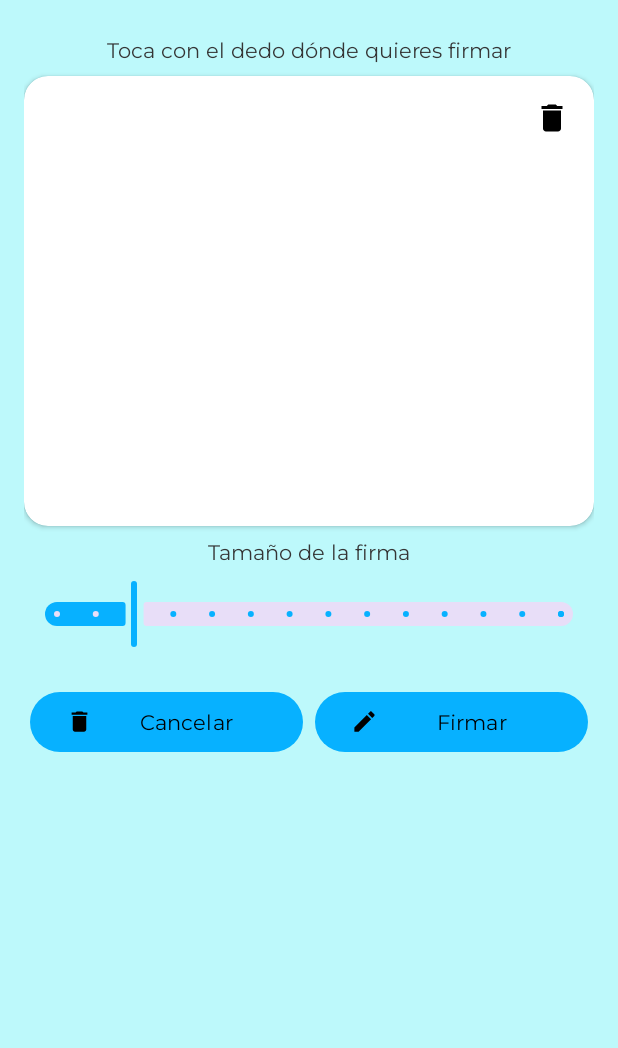
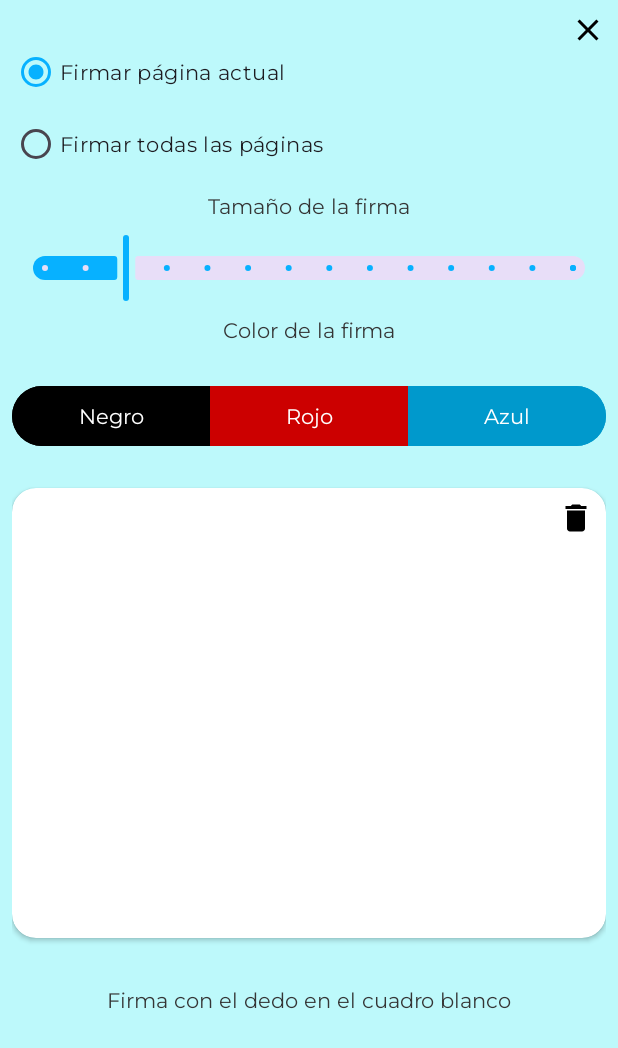
Before and after one commit to chemecador/SignPDF, an Android app: the layout dialog_signature.xml on its own in the app's theme, with its tools: preview values and no code run, on a phone screen of 412 x 824 dp. Shown: the top 1048 px of the screen. Run offline under Robolectric (Android 15) with nearby library versions, the phone set to English and light mode, and no system bars.

Commit message:
Enhanced dialog_signature.xml
Choose the number of pages, the size and the color of your signature

```diff
--- a/app/src/main/java/com/chemecador/signpdf/ui/view/MainActivity.kt
+++ b/app/src/main/java/com/chemecador/signpdf/ui/view/MainActivity.kt
@@ -20,7 +20,6 @@ class MainActivity : AppCompatActivity() {
         enableEdgeToEdge()
         binding = ActivityMainBinding.inflate(layoutInflater)
         setContentView(binding.root)
-        setSupportActionBar(binding.toolbar)
         val navHostFragment =
             supportFragmentManager.findFragmentById(binding.navHostFragment.id) as NavHostFragment
         navHostFragment.navController.navigate(R.id.selectFileFragment)
--- a/app/src/main/java/com/chemecador/signpdf/ui/view/util/DrawingView.kt
+++ b/app/src/main/java/com/chemecador/signpdf/ui/view/util/DrawingView.kt
@@ -71,6 +71,11 @@ class DrawingView(context: Context, attrs: AttributeSet) : View(context, attrs)
         drawListener = listener
     }
 
+    fun setSignatureColor(color: Int) {
+        paint.color = color
+        invalidate()
+    }
+
     fun clearDrawing() {
         drawListener?.onDrawStateChanged(false)
         hasDrawn = false
--- /dev/null
+++ b/app/src/main/res/drawable/ic_close.xml
@@ -0,0 +1,5 @@
+<vector xmlns:android="http://schemas.android.com/apk/res/android" android:height="24dp" android:tint="#000000" android:viewportHeight="24" android:viewportWidth="24" android:width="24dp">
+
+    <path android:fillColor="@android:color/white" android:pathData="M19,6.41L17.59,5 12,10.59 6.41,5 5,6.41 10.59,12 5,17.59 6.41,19 12,13.41 17.59,19 19,17.59 13.41,12z"/>
+
+</vector>
--- /dev/null
+++ b/app/src/main/res/drawable/ic_home.xml
@@ -0,0 +1,5 @@
+<vector xmlns:android="http://schemas.android.com/apk/res/android" android:height="24dp" android:tint="#000000" android:viewportHeight="24" android:viewportWidth="24" android:width="24dp">
+
+    <path android:fillColor="@android:color/white" android:pathData="M10,20v-6h4v6h5v-8h3L12,3 2,12h3v8z"/>
+
+</vector>
--- a/app/src/main/res/layout/dialog_signature.xml
+++ b/app/src/main/res/layout/dialog_signature.xml
@@ -3,27 +3,120 @@
     xmlns:tools="http://schemas.android.com/tools"
     android:layout_width="match_parent"
     android:layout_height="wrap_content"
-    android:orientation="vertical"
-    android:padding="@dimen/margin_medium">
+    android:padding="@dimen/margin_small">
+
+    <ImageButton
+        android:id="@+id/ib_close"
+        android:layout_width="wrap_content"
+        android:layout_height="wrap_content"
+        android:background="@null"
+        android:contentDescription="@string/action_close"
+        android:paddingStart="@dimen/margin_small"
+        android:paddingBottom="@dimen/margin_small"
+        android:src="@drawable/ic_close"
+        app:layout_constraintEnd_toEndOf="parent"
+        app:layout_constraintTop_toTopOf="parent"
+        tools:ignore="RtlSymmetry" />
+
+    <RadioGroup
+        android:id="@+id/radioGroupPages"
+        android:layout_width="0dp"
+        android:layout_height="wrap_content"
+        android:layout_marginTop="@dimen/margin_medium"
+        app:layout_constraintEnd_toEndOf="parent"
+        app:layout_constraintStart_toStartOf="parent"
+        app:layout_constraintTop_toTopOf="parent">
+
+        <RadioButton
+            android:id="@+id/rbCurrentPage"
+            android:layout_width="wrap_content"
+            android:layout_height="wrap_content"
+            android:checked="true"
+            android:text="@string/sign_current_page" />
+
+        <RadioButton
+            android:id="@+id/rbAllPages"
+            android:layout_width="wrap_content"
+            android:layout_height="wrap_content"
+            android:text="@string/sign_all_pages" />
+    </RadioGroup>
 
     <TextView
-        android:id="@+id/tv_hint"
+        android:id="@+id/tv_size"
         android:layout_width="match_parent"
         android:layout_height="wrap_content"
         android:gravity="center"
         android:padding="@dimen/margin_small"
-        android:text="@string/title_sign"
-        app:layout_constraintTop_toTopOf="parent" />
+        android:text="@string/sign_size"
+        app:layout_constraintTop_toBottomOf="@id/radioGroupPages" />
+
+    <com.google.android.material.slider.Slider
+        android:id="@+id/slider_size"
+        android:layout_width="match_parent"
+        android:layout_height="wrap_content"
+        android:stepSize="2"
+        android:value="18"
+        android:valueFrom="14"
+        android:valueTo="40"
+        app:layout_constraintEnd_toEndOf="parent"
+        app:layout_constraintStart_toStartOf="parent"
+        app:layout_constraintTop_toBottomOf="@id/tv_size" />
+
+    <TextView
+        android:id="@+id/tv_color"
+        android:layout_width="match_parent"
+        android:layout_height="wrap_content"
+        android:gravity="center"
+        android:padding="@dimen/margin_small"
+        android:text="@string/sign_color"
+        app:layout_constraintTop_toBottomOf="@id/slider_size" />
+
+
+    <com.google.android.material.button.MaterialButtonToggleGroup
+        android:id="@+id/colorSelector"
+        android:layout_width="match_parent"
+        android:layout_height="wrap_content"
+        android:layout_marginTop="@dimen/margin_medium"
+        app:layout_constraintTop_toBottomOf="@id/tv_color">
+
+        <com.google.android.material.button.MaterialButton
+            android:id="@+id/btn_black"
+            android:layout_width="0dp"
+            android:layout_height="wrap_content"
+            android:layout_weight="1"
+            android:backgroundTint="@android:color/black"
+            android:text="@string/black"
+            android:textColor="@android:color/white" />
+
+        <com.google.android.material.button.MaterialButton
+            android:id="@+id/btn_red"
+            android:layout_width="0dp"
+            android:layout_height="wrap_content"
+            android:layout_weight="1"
+            android:backgroundTint="@android:color/holo_red_dark"
+            android:text="@string/red"
+            android:textColor="@android:color/white" />
+
+        <com.google.android.material.button.MaterialButton
+            android:id="@+id/btn_blue"
+            android:layout_width="0dp"
+            android:layout_height="wrap_content"
+            android:layout_weight="1"
+            android:backgroundTint="@android:color/holo_blue_dark"
+            android:text="@string/blue"
+            android:textColor="@android:color/white" />
+    </com.google.android.material.button.MaterialButtonToggleGroup>
 
     <androidx.cardview.widget.CardView
         android:id="@+id/fl"
         android:layout_width="match_parent"
         android:layout_height="300dp"
+        android:layout_marginTop="@dimen/margin_large"
         android:background="@color/light"
         android:padding="@dimen/margin_small"
         app:cardCornerRadius="@dimen/cardview_default_radius"
         app:cardElevation="@dimen/cardview_default_elevation"
-        app:layout_constraintTop_toBottomOf="@id/tv_hint">
+        app:layout_constraintTop_toBottomOf="@id/colorSelector">
 
         <com.chemecador.signpdf.ui.view.util.DrawingView
             android:id="@+id/drawingView"
@@ -38,32 +131,20 @@
             android:layout_margin="@dimen/margin_small"
             android:background="@color/white"
             android:contentDescription="@string/action_delete"
-            android:padding="@dimen/margin_small"
             android:src="@drawable/ic_delete"
             android:visibility="gone"
             tools:visibility="visible" />
     </androidx.cardview.widget.CardView>
 
     <TextView
-        android:id="@+id/tv_size_label"
+        android:id="@+id/tv_hint"
         android:layout_width="match_parent"
         android:layout_height="wrap_content"
+        android:layout_marginTop="@dimen/margin_large"
         android:gravity="center"
         android:padding="@dimen/margin_small"
-        android:text="@string/sign_size"
+        android:text="@string/title_sign"
         app:layout_constraintTop_toBottomOf="@id/fl" />
-
-    <com.google.android.material.slider.Slider
-        android:id="@+id/slider_size"
-        android:layout_width="match_parent"
-        android:layout_height="wrap_content"
-        android:value="18"
-        android:valueFrom="14"
-        android:valueTo="40"
-        android:stepSize="2"
-        app:layout_constraintTop_toBottomOf="@id/tv_size_label"
-        app:layout_constraintStart_toStartOf="parent"
-        app:layout_constraintEnd_toEndOf="parent" />
 
     <com.google.android.material.button.MaterialButton
         android:id="@+id/btn_cancel"
@@ -73,10 +154,11 @@
         android:layout_marginTop="@dimen/margin_large"
         android:drawableStart="@drawable/ic_delete"
         android:text="@string/action_cancel"
-        app:icon="@drawable/ic_delete"
+        android:visibility="gone"
+        app:icon="@drawable/ic_close"
         app:layout_constraintEnd_toStartOf="@id/btn_finish"
         app:layout_constraintStart_toStartOf="parent"
-        app:layout_constraintTop_toBottomOf="@id/slider_size" />
+        app:layout_constraintTop_toBottomOf="@id/fl" />
 
     <com.google.android.material.button.MaterialButton
         android:id="@+id/btn_finish"
@@ -85,6 +167,7 @@
         android:layout_marginHorizontal="@dimen/margin_xsmall"
         android:drawableStart="@drawable/ic_delete"
         android:text="@string/action_sign"
+        android:visibility="gone"
         app:icon="@drawable/ic_edit"
         app:layout_constraintBottom_toBottomOf="parent"
         app:layout_constraintEnd_toEndOf="parent"
--- a/app/src/main/res/layout/fragment_settings.xml
+++ /dev/null
@@ -1,5 +0,0 @@
-<FrameLayout xmlns:android="http://schemas.android.com/apk/res/android"
-    android:id="@+id/settings_container"
-    android:layout_width="match_parent"
-    android:layout_height="match_parent"
-    android:layout_marginTop="?attr/actionBarSize" />
--- a/app/src/main/res/values/strings.xml
+++ b/app/src/main/res/values/strings.xml
@@ -9,15 +9,18 @@
     <string name="action_cancel">Cancelar</string>
     <string name="action_delete">Borrar</string>
     <string name="action_sign">Firmar</string>
+    <string name="action_close">Cerrar</string>
+    <string name="action_back">Atrás</string>
 
     <!-- Modes -->
     <string name="hand_mode">Moverse por el PDF</string>
     <string name="pencil_mode">Firma con lápiz</string>
 
     <!-- Hints -->
-    <string name="title_sign">Toca con el dedo dónde quieres firmar</string>
+    <string name="title_sign">Firma con el dedo en el cuadro blanco</string>
     <string name="view_pdf">Visualizar PDF</string>
     <string name="sign_size">Tamaño de la firma</string>
+    <string name="sign_color">Color de la firma</string>
 
     <!-- File -->
     <string name="select_file">Seleccionar archivo...</string>
@@ -29,6 +32,8 @@
     <string name="page_info">Página: %1$d / %2$d</string>
     <string name="prev_page">Página anterior</string>
     <string name="next_page">Siguiente página</string>
+    <string name="sign_current_page">Firmar página actual</string>
+    <string name="sign_all_pages">Firmar todas las páginas</string>
 
     <!-- Save -->
     <string name="error_empty_name">El nombre no puede estar vacío</string>
@@ -37,9 +42,11 @@
     <string name="file_saved">Archivo guardado en: %1$s</string>
     <string name="error_saving_file">Error al guardar el archivo</string>
 
-    <!-- Settings -->
-    <string name="pref_sign_all_title">Firmar todas las páginas</string>
-    <string name="pref_sign_all_summary">Si seleccionas esta opción, la firma se guardará para todas las páginas.\nSi no la seleccionas, la firma se aplicará solo en la página actual.</string>
+    <!-- Colors -->
+    <string name="black">Negro</string>
+    <string name="red">Rojo</string>
+    <string name="blue">Azul</string>
+    <string name="green">Verde</string>
 
 
 </resources>
```
Also changed, not shown: app/src/main/java/com/chemecador/signpdf/data/datastore/PreferencesKeys.kt (deleted, +0 -7 lines), app/src/main/java/com/chemecador/signpdf/ui/view/ShowPDFFragment.kt (+26 -38 lines), app/src/main/java/com/chemecador/signpdf/ui/view/settings/PreferencesFragment.kt (deleted, +0 -43 lines), app/src/main/java/com/chemecador/signpdf/ui/view/settings/SettingsFragment.kt (deleted, +0 -63 lines), app/src/main/java/com/chemecador/signpdf/ui/viewmodel/ViewModel.kt (deleted, +0 -32 lines), app/src/main/res/layout/activity_main.xml (+0 -14 lines), app/src/main/res/layout/fragment_show_pdf.xml (+20 -22 lines), app/src/main/res/values/arrays.xml (added, +16 -0 lines), app/src/main/res/xml/preferences.xml (deleted, +0 -7 lines).
